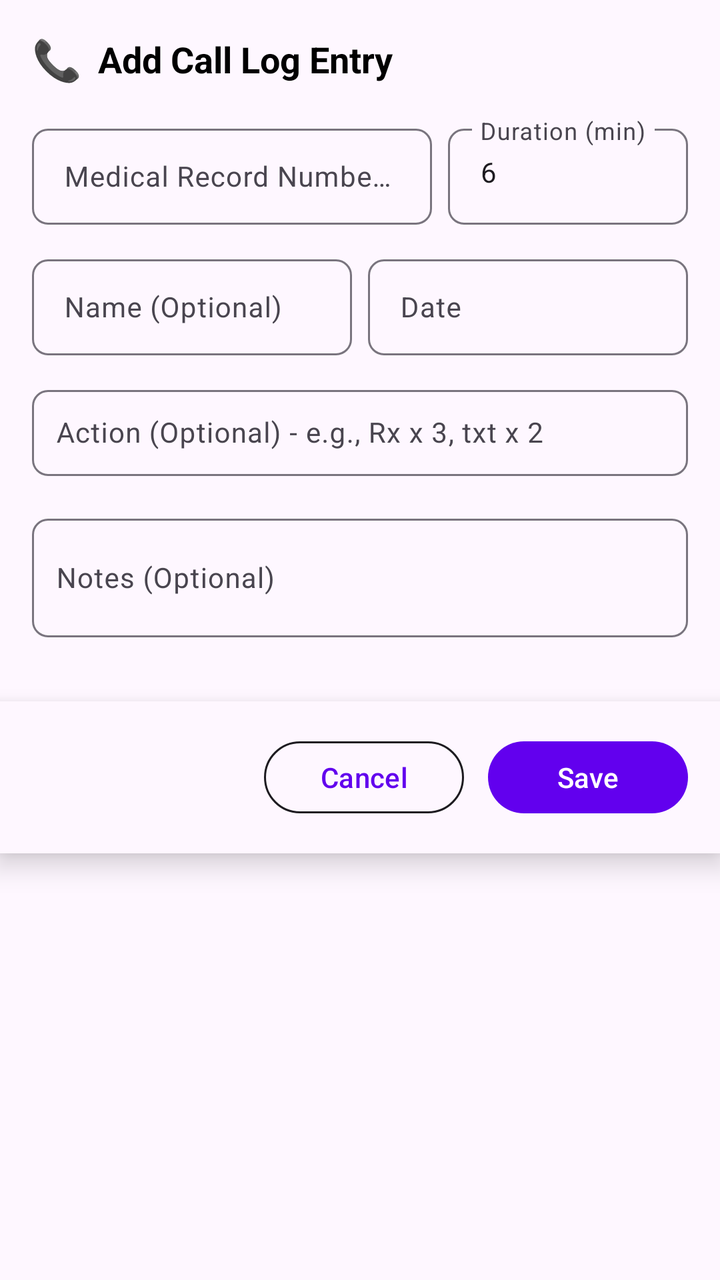
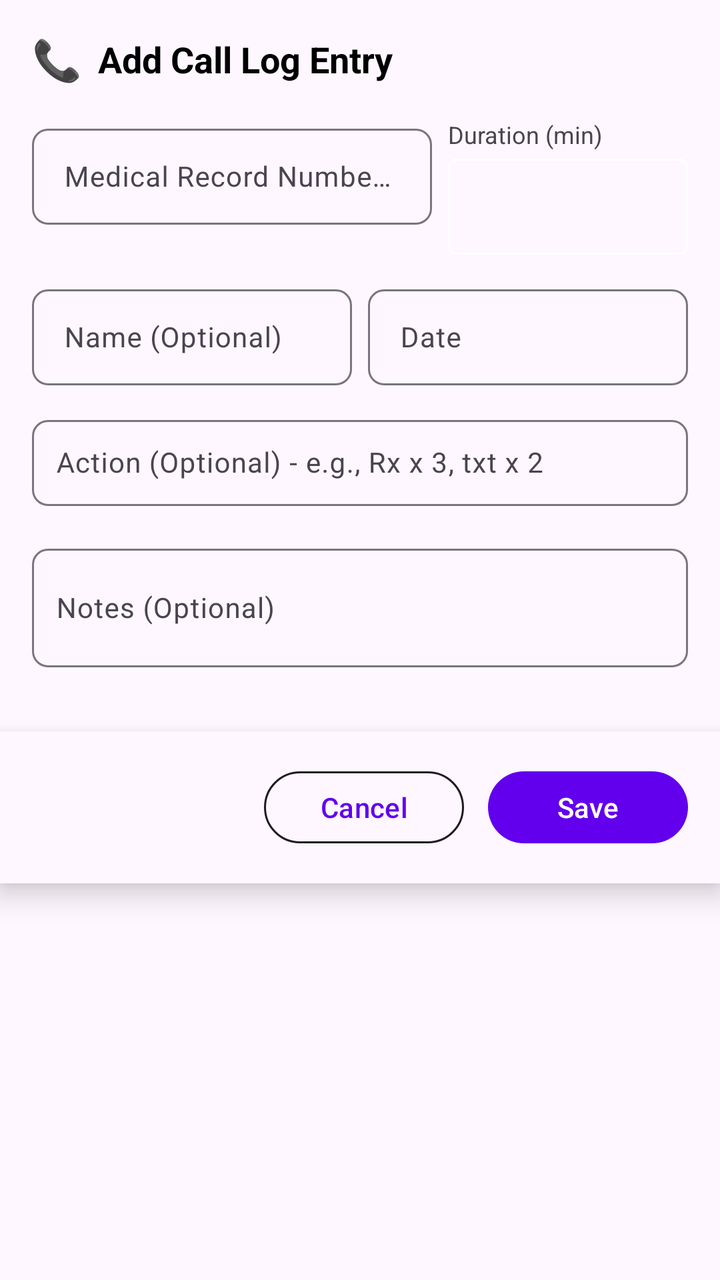

Compare the two renders of this Android layout. The source of the first and the diff that turns it into the second are given below.
<!-- AndroidManifest.xml: activity theme Theme.HospiceCallLog -->
<!-- res/layout/activity_add_call_log.xml -->
<?xml version="1.0" encoding="utf-8"?>
<ScrollView xmlns:android="http://schemas.android.com/apk/res/android"
    xmlns:app="http://schemas.android.com/apk/res-auto"
    android:layout_width="match_parent"
    android:layout_height="match_parent"
    android:fillViewport="true">

    <LinearLayout
        android:layout_width="match_parent"
        android:layout_height="wrap_content"
        android:orientation="vertical">

        
        <LinearLayout
            android:layout_width="match_parent"
            android:layout_height="wrap_content"
            android:orientation="horizontal"
            android:gravity="center_vertical"
            android:padding="16dp"
            android:paddingBottom="16dp">

            <TextView
                android:layout_width="wrap_content"
                android:layout_height="wrap_content"
                android:text="📞"
                android:textSize="20sp"
                android:layout_marginEnd="8dp" />

            <TextView
                android:id="@+id/headerTitle"
                android:layout_width="0dp"
                android:layout_height="wrap_content"
                android:layout_weight="1"
                android:text="Add Call Log Entry"
                android:textSize="18sp"
                android:textStyle="bold"
                android:textColor="@android:color/black" />

        </LinearLayout>

        
        <LinearLayout
            android:layout_width="match_parent"
            android:layout_height="wrap_content"
            android:orientation="horizontal"
            android:layout_marginBottom="12dp"
            android:paddingStart="16dp"
            android:paddingEnd="16dp">

            
            <com.google.android.material.textfield.TextInputLayout
                android:layout_width="0dp"
                android:layout_height="wrap_content"
                android:layout_weight="1"
                android:layout_marginEnd="8dp"
                android:hint="Medical Record Number (Optional)"
                app:boxStrokeWidth="1dp"
                app:boxCornerRadiusTopStart="8dp"
                app:boxCornerRadiusTopEnd="8dp"
                app:boxCornerRadiusBottomStart="8dp"
                app:boxCornerRadiusBottomEnd="8dp"
                style="@style/Widget.Material3.TextInputLayout.OutlinedBox">

                <com.google.android.material.textfield.TextInputEditText
                    android:id="@+id/medicalRecordNumberEditText"
                    android:layout_width="match_parent"
                    android:layout_height="48dp"
                    android:inputType="text"
                    android:maxLines="1"
                    android:textSize="14sp" />

            </com.google.android.material.textfield.TextInputLayout>

            
            <com.google.android.material.textfield.TextInputLayout
                android:layout_width="120dp"
                android:layout_height="wrap_content"
                android:hint="Duration (min)"
                app:boxStrokeWidth="1dp"
                app:boxCornerRadiusTopStart="8dp"
                app:boxCornerRadiusTopEnd="8dp"
                app:boxCornerRadiusBottomStart="8dp"
                app:boxCornerRadiusBottomEnd="8dp"
                style="@style/Widget.Material3.TextInputLayout.OutlinedBox">

                <com.google.android.material.textfield.TextInputEditText
                    android:id="@+id/durationEditText"
                    android:layout_width="match_parent"
                    android:layout_height="48dp"
                    android:inputType="number"
                    android:text="6"
                    android:maxLines="1"
                    android:textSize="14sp" />

            </com.google.android.material.textfield.TextInputLayout>

        </LinearLayout>

        
        <LinearLayout
            android:layout_width="match_parent"
            android:layout_height="wrap_content"
            android:orientation="horizontal"
            android:layout_marginBottom="12dp"
            android:paddingStart="16dp"
            android:paddingEnd="16dp">

            
            <com.google.android.material.textfield.TextInputLayout
                android:layout_width="0dp"
                android:layout_height="wrap_content"
                android:layout_weight="1"
                android:layout_marginEnd="8dp"
                android:hint="Name (Optional)"
                app:boxStrokeWidth="1dp"
                app:boxCornerRadiusTopStart="8dp"
                app:boxCornerRadiusTopEnd="8dp"
                app:boxCornerRadiusBottomStart="8dp"
                app:boxCornerRadiusBottomEnd="8dp"
                style="@style/Widget.Material3.TextInputLayout.OutlinedBox">

                <com.google.android.material.textfield.TextInputEditText
                    android:id="@+id/nameEditText"
                    android:layout_width="match_parent"
                    android:layout_height="48dp"
                    android:inputType="textPersonName"
                    android:maxLines="1"
                    android:textSize="14sp" />

            </com.google.android.material.textfield.TextInputLayout>

            
            <com.google.android.material.textfield.TextInputLayout
                android:layout_width="0dp"
                android:layout_height="wrap_content"
                android:layout_weight="1"
                android:hint="Date"
                app:boxStrokeWidth="1dp"
                app:boxCornerRadiusTopStart="8dp"
                app:boxCornerRadiusTopEnd="8dp"
                app:boxCornerRadiusBottomStart="8dp"
                app:boxCornerRadiusBottomEnd="8dp"
                style="@style/Widget.Material3.TextInputLayout.OutlinedBox">

                <com.google.android.material.textfield.TextInputEditText
                    android:id="@+id/dateEditText"
                    android:layout_width="match_parent"
                    android:layout_height="48dp"
                    android:inputType="none"
                    android:focusable="false"
                    android:clickable="true"
                    android:textSize="14sp" />

            </com.google.android.material.textfield.TextInputLayout>

        </LinearLayout>

        
        <com.google.android.material.textfield.TextInputLayout
            android:layout_width="match_parent"
            android:layout_height="wrap_content"
            android:layout_marginBottom="16dp"
            android:layout_marginStart="16dp"
            android:layout_marginEnd="16dp"
            android:hint="Action (Optional) - e.g., Rx x 3, txt x 2"
            app:boxStrokeWidth="1dp"
            app:boxCornerRadiusTopStart="8dp"
            app:boxCornerRadiusTopEnd="8dp"
            app:boxCornerRadiusBottomStart="8dp"
            app:boxCornerRadiusBottomEnd="8dp"
            style="@style/Widget.Material3.TextInputLayout.OutlinedBox">

            <com.google.android.material.textfield.TextInputEditText
                android:id="@+id/actionEditText"
                android:layout_width="match_parent"
                android:layout_height="wrap_content"
                android:inputType="text"
                android:maxLines="1"
                android:textSize="14sp"
                android:padding="12dp" />

        </com.google.android.material.textfield.TextInputLayout>

        
        <com.google.android.material.textfield.TextInputLayout
            android:layout_width="match_parent"
            android:layout_height="wrap_content"
            android:layout_marginBottom="16dp"
            android:layout_marginStart="16dp"
            android:layout_marginEnd="16dp"
            android:hint="Notes (Optional)"
            app:boxStrokeWidth="1dp"
            app:boxCornerRadiusTopStart="8dp"
            app:boxCornerRadiusTopEnd="8dp"
            app:boxCornerRadiusBottomStart="8dp"
            app:boxCornerRadiusBottomEnd="8dp"
            style="@style/Widget.Material3.TextInputLayout.OutlinedBox">

            <com.google.android.material.textfield.TextInputEditText
                android:id="@+id/notesEditText"
                android:layout_width="match_parent"
                android:layout_height="wrap_content"
                android:inputType="textMultiLine"
                android:minLines="2"
                android:maxLines="3"
                android:textSize="14sp"
                android:padding="12dp" />

        </com.google.android.material.textfield.TextInputLayout>

        
        <LinearLayout
            android:layout_width="match_parent"
            android:layout_height="wrap_content"
            android:orientation="horizontal"
            android:gravity="end"
            android:padding="16dp"
            android:background="?android:attr/colorBackground"
            android:elevation="8dp"
            android:layout_marginTop="16dp">

            <com.google.android.material.button.MaterialButton
                android:id="@+id/cancelButton"
                android:layout_width="100dp"
                android:layout_height="44dp"
                android:text="Cancel"
                android:textSize="14sp"
                android:layout_marginEnd="12dp"
                app:strokeColor="?android:attr/textColorPrimary"
                app:strokeWidth="1dp"
                app:cornerRadius="22dp"
                style="@style/Widget.Material3.Button.OutlinedButton" />

            <com.google.android.material.button.MaterialButton
                android:id="@+id/saveButton"
                android:layout_width="100dp"
                android:layout_height="44dp"
                android:text="Save"
                android:textSize="14sp"
                style="@style/Widget.Material3.Button" />

        </LinearLayout>

    </LinearLayout>

</ScrollView>
<!-- resources referenced by this layout -->
<resources>
  <style name="Theme.HospiceCallLog" parent="Base.Theme.HospiceCallLog" />
  <style name="Base.Theme.HospiceCallLog" parent="Theme.Material3.DayNight.NoActionBar">
          
          <item name="colorPrimary">@color/app_primary</item>
          <item name="colorOnPrimary">@android:color/white</item>
      </style>
  <color name="app_primary">#FF6200EE</color>
</resources>

<!-- the commit's change to res/layout/activity_add_call_log.xml (unified diff, before → after) -->
@@ -72,27 +72,28 @@
             </com.google.android.material.textfield.TextInputLayout>
 
             
-            <com.google.android.material.textfield.TextInputLayout
+            <LinearLayout
                 android:layout_width="120dp"
                 android:layout_height="wrap_content"
-                android:hint="Duration (min)"
-                app:boxStrokeWidth="1dp"
-                app:boxCornerRadiusTopStart="8dp"
-                app:boxCornerRadiusTopEnd="8dp"
-                app:boxCornerRadiusBottomStart="8dp"
-                app:boxCornerRadiusBottomEnd="8dp"
-                style="@style/Widget.Material3.TextInputLayout.OutlinedBox">
-
-                <com.google.android.material.textfield.TextInputEditText
-                    android:id="@+id/durationEditText"
-                    android:layout_width="match_parent"
-                    android:layout_height="48dp"
-                    android:inputType="number"
-                    android:text="6"
-                    android:maxLines="1"
-                    android:textSize="14sp" />
-
-            </com.google.android.material.textfield.TextInputLayout>
+                android:orientation="vertical">
+
+                <TextView
+                    android:layout_width="wrap_content"
+                    android:layout_height="wrap_content"
+                    android:text="Duration (min)"
+                    android:textSize="12sp"
+                    android:textColor="?android:attr/textColorSecondary"
+                    android:layout_marginBottom="4dp" />
+
+                <Spinner
+                    android:id="@+id/durationSpinner"
+                    android:layout_width="match_parent"
+                    android:layout_height="48dp"
+                    android:background="@drawable/spinner_background"
+                    android:textColor="?android:attr/textColorPrimary"
+                    android:popupBackground="?android:attr/colorBackground" />
+
+            </LinearLayout>
 
         </LinearLayout>
 
<!-- resource entries referenced after the edit -->
@@ -1,5 +1,15 @@
 <!-- resources referenced by this layout -->
 <resources>
+  <!-- drawable spinner_background (drawable) -->
+  <?xml version="1.0" encoding="utf-8"?>
+  <shape xmlns:android="http://schemas.android.com/apk/res/android"
+      android:shape="rectangle">
+      <solid android:color="?android:attr/colorBackground" />
+      <stroke
+          android:width="1dp"
+          android:color="@android:color/white" />
+      <corners android:radius="4dp" />
+  </shape>
   <style name="Theme.HospiceCallLog" parent="Base.Theme.HospiceCallLog" />
   <style name="Base.Theme.HospiceCallLog" parent="Theme.Material3.DayNight.NoActionBar">
           
